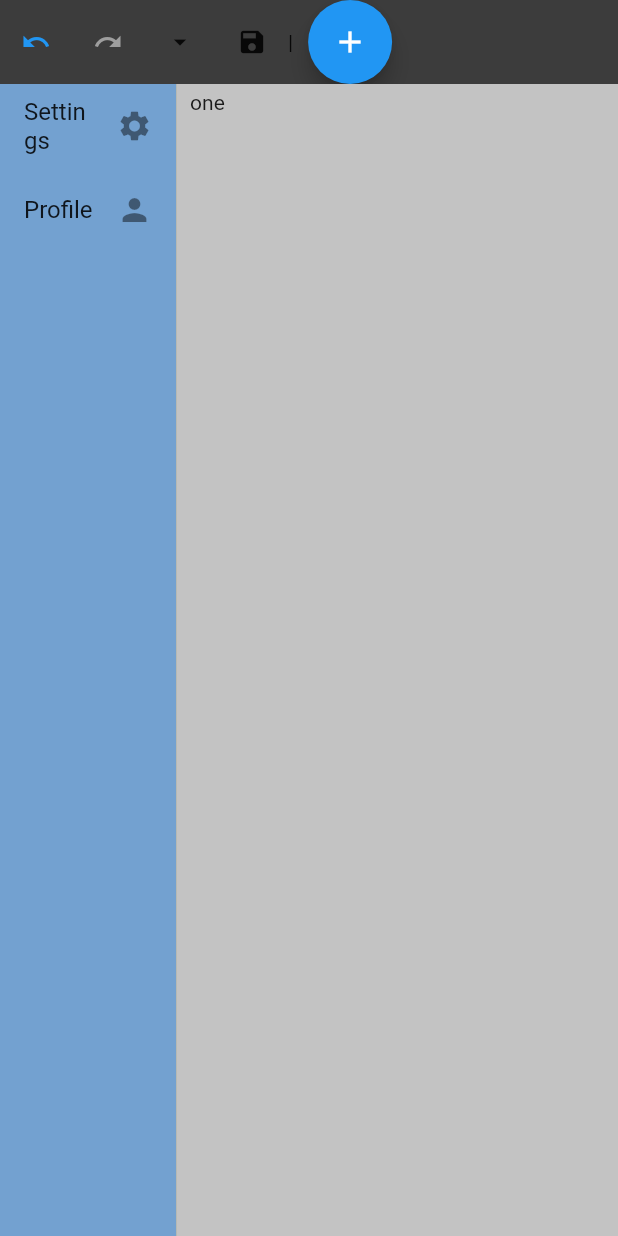
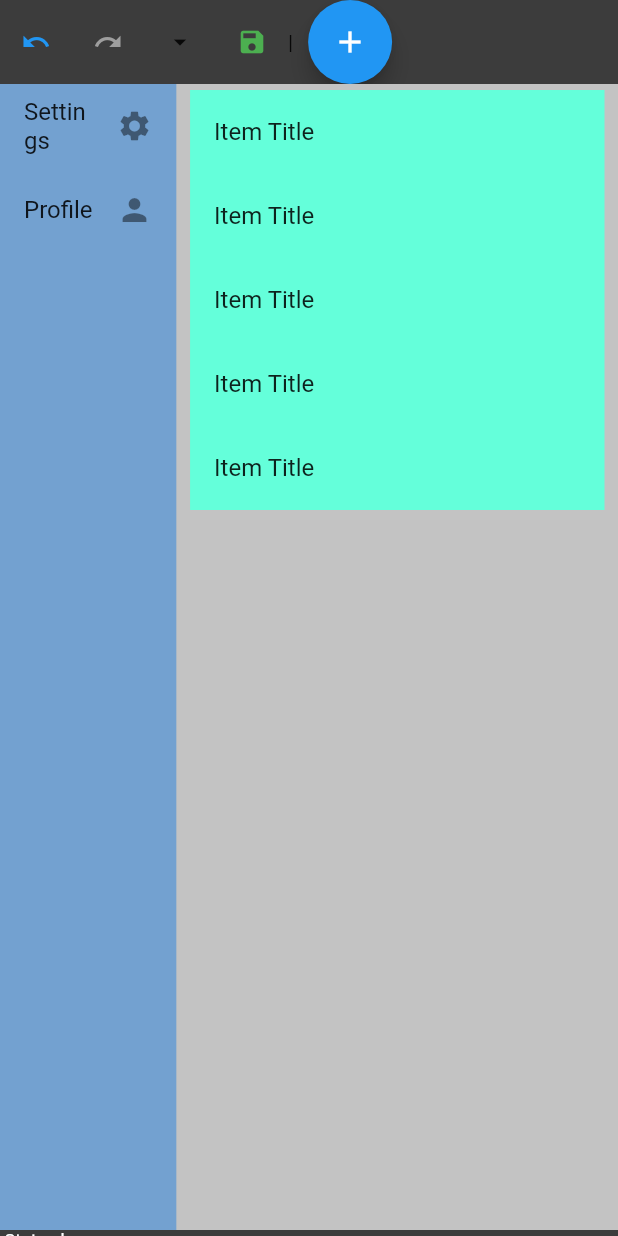
Before and after one commit to mandolf0/flutter_desktop_custom_titleBar, a Flutter app: the DesktopScreen screen opened directly, on a phone screen of 412 x 824 dp. Run offline on Flutter 3.47's test engine with Material 2 defaults, Android fonts, the phone set to English and light mode, and no system bars; missing offline and left inert: bitsdojo_window; Roboto replaces fonts that are missing (opensans).

Commit message:
refactored to separate widgets, added statusBar, styled
Added hover effect to list item on right panel. Added status bar
changed title bar action icons color.

```diff
--- /dev/null
+++ b/lib/app_constants.dart
@@ -0,0 +1,27 @@
+import 'package:bitsdojo_window/bitsdojo_window.dart';
+import 'package:flutter/material.dart';
+
+const String appTitle = 'Custom Flutter window';
+//the title bar height controls the sheight of the status bar.
+const double titleBarHeight = 60;
+
+//colors
+//windows app border color.
+//gradient for the right panel
+const kcBackgroundStartColor = Color(0xFFc3c3c3);
+const kcBackgroundEndColor = Color(0xFFc3c3c3);
+const kcSidebarColor = Color(0xFF969696);
+
+const borderColor = Color(0xFF805306);
+final buttonColors = WindowButtonColors(
+    iconNormal: Color(0xFF969696),
+    mouseOver: Color(0xFF474748),
+    mouseDown: Color(0xFF141414),
+    iconMouseOver: Color(0xFF969696),
+    iconMouseDown: Color(0xFFFFD500));
+
+final closeButtonColors = WindowButtonColors(
+    iconNormal: Color(0xFF969696),
+    mouseOver: Color(0xFFD32F2F),
+    mouseDown: Color(0xFFB71C1C),
+    iconMouseOver: Colors.white);
--- /dev/null
+++ b/lib/components/drawer.dart
@@ -0,0 +1,32 @@
+import 'package:flutter/material.dart';
+
+class buildAppDrawer extends StatelessWidget {
+  const buildAppDrawer({
+    Key key,
+  }) : super(key: key);
+
+  @override
+  Widget build(BuildContext context) {
+    return Drawer(
+      elevation: 0,
+      backgroundColor: Color(0xff73a1d0),
+      child: SingleChildScrollView(
+        child: ListView(
+          shrinkWrap: true,
+          children: [
+            ListTile(
+              title: Text('Settings'),
+              trailing: Icon(Icons.settings),
+            ),
+            ListTile(
+              onTap: () => ScaffoldMessenger.of(context)
+                  .showSnackBar(SnackBar(content: Text('Handle profile'))),
+              title: Text('Profile'),
+              trailing: Icon(Icons.person),
+            ),
+          ],
+        ),
+      ),
+    );
+  }
+}
--- /dev/null
+++ b/lib/components/left_panel.dart
@@ -0,0 +1,17 @@
+import 'package:flutter/material.dart';
+import 'package:windows_app/app_constants.dart';
+import 'package:windows_app/components/drawer.dart';
+
+class LeftPanel extends StatelessWidget {
+  @override
+  Widget build(BuildContext context) {
+    return SizedBox(
+        width: 200,
+        height: MediaQuery.of(context).size.height - titleBarHeight,
+        child: Container(
+          color: kcSidebarColor,
+          margin: EdgeInsets.all(0),
+          child: buildAppDrawer(),
+        ));
+  }
+}
--- /dev/null
+++ b/lib/components/right_panel.dart
@@ -0,0 +1,62 @@
+import 'package:flutter/material.dart';
+import 'package:windows_app/app_constants.dart';
+
+class RightPanel extends StatelessWidget {
+  @override
+  Widget build(BuildContext context) {
+    Size _size = MediaQuery.of(context).size;
+
+    return Container(
+      height: _size.height - titleBarHeight,
+      decoration: BoxDecoration(
+        gradient: LinearGradient(
+            begin: Alignment.topCenter,
+            end: Alignment.bottomCenter,
+            colors: [kcBackgroundStartColor, kcBackgroundEndColor],
+            stops: [0.0, 1.0]),
+      ),
+      child: Column(mainAxisSize: MainAxisSize.max,
+          // mainAxisAlignment: MainAxisAlignment.start,
+          // crossAxisAlignment: CrossAxisAlignment.start,
+          //!CORE right panel
+
+          children: [
+            Material(
+              type: MaterialType.transparency,
+              child: ListView(
+                padding: EdgeInsets.symmetric(vertical: 4, horizontal: 9),
+                shrinkWrap: true,
+                children: [
+                  MyListTile(
+                    title: 'Item Title',
+                    onTap: () => print('list item callback'),
+                  ),
+                  MyListTile(title: 'Item Title'),
+                  MyListTile(title: 'Item Title'),
+                  MyListTile(title: 'Item Title'),
+                  MyListTile(title: 'Item Title'),
+                ],
+              ),
+            )
+          ]),
+    );
+  }
+}
+
+class MyListTile extends StatelessWidget {
+  final String title;
+  final VoidCallback onTap;
+
+  const MyListTile({Key key, @required String this.title, this.onTap})
+      : super(key: key);
+
+  @override
+  Widget build(BuildContext context) {
+    return ListTile(
+      tileColor: Colors.tealAccent,
+      onTap: onTap,
+      hoverColor: Colors.amberAccent,
+      title: Text(title),
+    );
+  }
+}
--- /dev/null
+++ b/lib/components/titlebar.dart
@@ -0,0 +1,72 @@
+import 'dart:io' show Platform;
+
+import 'package:flutter/material.dart';
+import 'package:windows_app/app_constants.dart';
+import 'package:windows_app/components/titlebar_buttons.dart';
+
+class titlebarActions extends StatelessWidget {
+  const titlebarActions({
+    Key key,
+  }) : super(key: key);
+
+  @override
+  Widget build(BuildContext context) {
+    return Row(
+      children: [
+        IconButton(
+          onPressed: () {},
+          icon: Icon(Icons.undo),
+          color: Colors.blue,
+          iconSize: 20,
+        ),
+        IconButton(
+          onPressed: () {},
+          color: Colors.grey,
+          icon: Icon(Icons.redo),
+          iconSize: 20,
+        ),
+        IconButton(
+          onPressed: () {},
+          icon: Icon(Icons.arrow_drop_down),
+          iconSize: 20,
+        ),
+        IconButton(
+          onPressed: () {},
+          icon: Icon(Icons.save),
+          color: Colors.green,
+          iconSize: 20,
+        ),
+        Text("|"),
+        const SizedBox(width: 10),
+        FloatingActionButton(
+          shape: StadiumBorder(),
+          onPressed: () {},
+          child: Icon(Icons.add),
+        ),
+        const SizedBox(width: 10),
+        titleBarButtons(context)
+      ],
+    );
+  }
+
+  Widget titleBarButtons(BuildContext context) {
+    if (Platform.isWindows) {
+      return Expanded(
+        child: Row(
+          children: [
+            Text(
+              appTitle,
+              style: TextStyle(
+                color: Colors.white,
+              ),
+            ),
+            Spacer(),
+            WindowButtons(),
+          ],
+        ),
+      );
+    } else {
+      return Container();
+    }
+  }
+}
--- /dev/null
+++ b/lib/components/titlebar_buttons.dart
@@ -0,0 +1,20 @@
+import 'package:bitsdojo_window/bitsdojo_window.dart';
+import 'package:flutter/material.dart';
+import 'package:windows_app/app_constants.dart';
+
+class WindowButtons extends StatelessWidget {
+  @override
+  Widget build(BuildContext context) {
+    return Container(
+      color: Color(0xff3c3c3c),
+      child: Row(
+        crossAxisAlignment: CrossAxisAlignment.start,
+        children: [
+          MinimizeWindowButton(colors: buttonColors),
+          MaximizeWindowButton(colors: buttonColors),
+          CloseWindowButton(colors: closeButtonColors),
+        ],
+      ),
+    );
+  }
+}
--- a/lib/main.dart
+++ b/lib/main.dart
@@ -8,8 +8,15 @@ auto bdw = bitsdojo_window_configure(BDW_CUSTOM_FRAME | BDW_HIDE_ON_STARTUP);
 
 import 'dart:io';
 
+import 'package:bitsdojo_window/bitsdojo_window.dart';
+import 'package:flutter/cupertino.dart';
 import 'package:flutter/material.dart';
-import 'package:bitsdojo_window/bitsdojo_window.dart';
+import 'package:windows_app/components/left_panel.dart';
+import 'package:windows_app/components/right_panel.dart';
+import 'package:windows_app/components/titlebar.dart';
+import 'package:windows_app/mobile_screen.dart';
+
+import 'app_constants.dart';
 
 void main() {
   runApp(MyApp());
@@ -26,52 +33,17 @@ void main() {
   }
 }
 
-const borderColor = Color(0xFF805306);
-const String appTitle = 'Custom Flutter window';
-const double titleBarHeight = 34;
-
 class MyApp extends StatelessWidget {
   @override
   Widget build(BuildContext context) {
     return MaterialApp(
       debugShowCheckedModeBanner: false,
       home: Platform.isWindows ? DesktopScreen() : MobileScreen(),
-      theme: ThemeData(primaryColor: Colors.green),
-    );
-  }
-}
-
-class MobileScreen extends StatelessWidget {
-  // const MobileScreen({ Key? key }) : super(key: key);
-
-  @override
-  Widget build(BuildContext context) {
-    return Scaffold(
-      appBar: AppBar(
-        title: Text(appTitle),
-        actions: [],
-      ),
-      drawer: buildAppDrawer(),
-      body: Column(
-        mainAxisSize: MainAxisSize.min,
-        children: [
-          // Spacer(),
-          titlebarActions(),
-          Expanded(child: RightSide()),
-        ],
-      ),
-      bottomNavigationBar: BottomNavigationBar(
-        backgroundColor: Color(0xff73a1d0),
-        onTap: (value) => print(value),
-        unselectedItemColor: Colors.white,
-        items: [
-          BottomNavigationBarItem(
-              icon: Icon(
-                Icons.home,
-              ),
-              label: 'Main'),
-          BottomNavigationBarItem(icon: Icon(Icons.person), label: 'Details'),
-        ],
+      theme: ThemeData(
+        primaryColor: Colors.green,
+        textTheme: TextTheme(
+            caption: TextStyle(
+                color: Colors.white, fontFamily: 'opensans', fontSize: 12)),
       ),
     );
   }
@@ -117,185 +89,24 @@ class DesktopScreen extends StatelessWidget {
             crossAxisAlignment: CrossAxisAlignment.start,
             children: [
               //CORE: this is where you place your widgets and their child[ren]
-              Expanded(flex: _size.width > 1340 ? 2 : 4, child: LeftSide()),
-              Expanded(flex: _size.width > 1340 ? 8 : 10, child: RightSide()),
+              Expanded(flex: _size.width > 1340 ? 2 : 4, child: LeftPanel()),
+              Expanded(flex: _size.width > 1340 ? 8 : 10, child: RightPanel()),
             ],
           ),
+          //!CORE status bar
+          Expanded(
+            child: Container(
+              color: Color(0xff3c3c3c),
+              child: Row(
+                children: [
+                  const SizedBox(width: 3),
+                  Text('Status bar', style: Theme.of(context).textTheme.caption)
+                ],
+              ),
+            ),
+          )
         ],
       ),
     );
   }
 }
-
-class titlebarActions extends StatelessWidget {
-  const titlebarActions({
-    Key key,
-  }) : super(key: key);
-
-  @override
-  Widget build(BuildContext context) {
-    return Row(
-      children: [
-        IconButton(
-          onPressed: () {},
-          icon: Icon(Icons.undo),
-          color: Colors.blue,
-          iconSize: 20,
-        ),
-        IconButton(
-          onPressed: () {},
-          color: Colors.grey,
-          icon: Icon(Icons.redo),
-          iconSize: 20,
-        ),
-        IconButton(
-          onPressed: () {},
-          icon: Icon(Icons.arrow_drop_down),
-          iconSize: 20,
-        ),
-        IconButton(
-          onPressed: () {},
-          icon: Icon(Icons.save),
-          iconSize: 20,
-        ),
-        Text("|"),
-        const SizedBox(width: 10),
-        FloatingActionButton(
-          shape: StadiumBorder(),
-          onPressed: () {},
-          child: Icon(Icons.add),
-        ),
-        const SizedBox(width: 10),
-        titleBarButtons(context)
-      ],
-    );
-  }
-
-  Widget titleBarButtons(BuildContext context) {
-    if (Platform.isWindows) {
-      return Row(
-        children: [
-          Text(
-            appTitle,
-            style: TextStyle(
-              color: Colors.white,
-            ),
-          ),
-          Spacer(),
-          WindowButtons(),
-        ],
-      );
-    } else {
-      return Container();
-    }
-  }
-}
-
-const sidebarColor = Color(0xFFF6A00C);
-
-class LeftSide extends StatelessWidget {
-  @override
-  Widget build(BuildContext context) {
-    return SizedBox(
-        width: 200,
-        height: MediaQuery.of(context).size.height - titleBarHeight,
-        child: Container(
-          color: sidebarColor,
-          margin: EdgeInsets.all(0),
-          child: buildAppDrawer(),
-        ));
-  }
-}
-
-class buildAppDrawer extends StatelessWidget {
-  const buildAppDrawer({
-    Key key,
-  }) : super(key: key);
-
-  @override
-  Widget build(BuildContext context) {
-    return Drawer(
-      elevation: 0,
-      backgroundColor: Color(0xff73a1d0),
-      child: SingleChildScrollView(
-        child: ListView(
-          shrinkWrap: true,
-          children: [
-            ListTile(
-              title: Text('Settings'),
-              trailing: Icon(Icons.settings),
-            ),
-            ListTile(
-              onTap: () => ScaffoldMessenger.of(context)
-                  .showSnackBar(SnackBar(content: Text('Handle profile'))),
-              title: Text('Profile'),
-              trailing: Icon(Icons.person),
-            ),
-          ],
-        ),
-      ),
-    );
-  }
-}
-
-const backgroundStartColor = Color(0xFFc3c3c3);
-const backgroundEndColor = Color(0xFFc3c3c3);
-
-class RightSide extends StatelessWidget {
-  @override
-  Widget build(BuildContext context) {
-    Size _size = MediaQuery.of(context).size;
-
-    return Container(
-      height: _size.height - titleBarHeight,
-      decoration: BoxDecoration(
-        gradient: LinearGradient(
-            begin: Alignment.topCenter,
-            end: Alignment.bottomCenter,
-            colors: [backgroundStartColor, backgroundEndColor],
-            stops: [0.0, 1.0]),
-      ),
-      child: Column(mainAxisSize: MainAxisSize.max,
-          // mainAxisAlignment: MainAxisAlignment.start,
-          // crossAxisAlignment: CrossAxisAlignment.start,
-          //!CORE right panel
-          children: [
-            ListView(
-              padding: EdgeInsets.symmetric(vertical: 4, horizontal: 9),
-              shrinkWrap: true,
-              children: [Text('one')],
-            )
-          ]),
-    );
-  }
-}
-
-final buttonColors = WindowButtonColors(
-    iconNormal: Color(0xFF969696),
-    mouseOver: Color(0xFF474748),
-    mouseDown: Color(0xFF141414),
-    iconMouseOver: Color(0xFF969696),
-    iconMouseDown: Color(0xFFFFD500));
-
-final closeButtonColors = WindowButtonColors(
-    iconNormal: Color(0xFF969696),
-    mouseOver: Color(0xFFD32F2F),
-    mouseDown: Color(0xFFB71C1C),
-    iconMouseOver: Colors.white);
-
-class WindowButtons extends StatelessWidget {
-  @override
-  Widget build(BuildContext context) {
-    return Container(
-      color: Color(0xff3c3c3c),
-      child: Row(
-        crossAxisAlignment: CrossAxisAlignment.start,
-        children: [
-          MinimizeWindowButton(colors: buttonColors),
-          MaximizeWindowButton(colors: buttonColors),
-          CloseWindowButton(colors: closeButtonColors),
-        ],
-      ),
-    );
-  }
-}
--- a/lib/mobile_screen.dart
+++ b/lib/mobile_screen.dart
@@ -0,0 +1,41 @@
+import 'package:flutter/material.dart';
+import 'package:windows_app/app_constants.dart';
+import 'package:windows_app/components/drawer.dart';
+import 'package:windows_app/components/right_panel.dart';
+import 'package:windows_app/components/titlebar.dart';
+
+class MobileScreen extends StatelessWidget {
+  // const MobileScreen({ Key? key }) : super(key: key);
+
+  @override
+  Widget build(BuildContext context) {
+    return Scaffold(
+      appBar: AppBar(
+        title: Text(appTitle),
+        actions: [],
+      ),
+      drawer: buildAppDrawer(),
+      body: Column(
+        mainAxisSize: MainAxisSize.min,
+        children: [
+          // Spacer(),
+          titlebarActions(),
+          Expanded(child: RightPanel()),
+        ],
+      ),
+      bottomNavigationBar: BottomNavigationBar(
+        backgroundColor: Color(0xff73a1d0),
+        onTap: (value) => print(value),
+        unselectedItemColor: Colors.white,
+        items: [
+          BottomNavigationBarItem(
+              icon: Icon(
+                Icons.home,
+              ),
+              label: 'Main'),
+          BottomNavigationBarItem(icon: Icon(Icons.person), label: 'Details'),
+        ],
+      ),
+    );
+  }
+}
```
